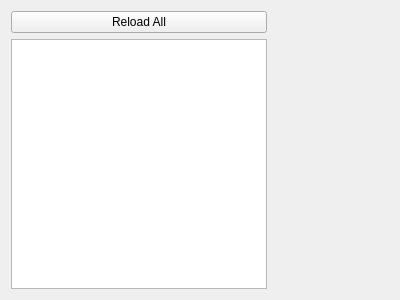
probonopd/QTournament, file ui/ReportsTabWidget.ui: the form before one commit.
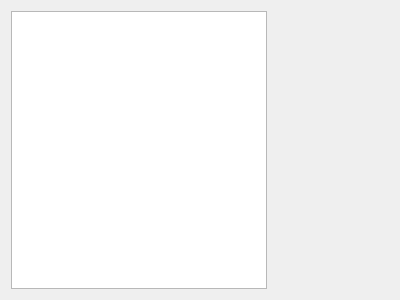
The form after the commit. Custom widgets are drawn as their Qt base class.

Commit message: Removed the "Reload All" button from the ReportsTabWidget

```diff
--- a/ui/ReportsTabWidget.ui
+++ b/ui/ReportsTabWidget.ui
@@ -17,20 +17,7 @@
    <item>
     <layout class="QHBoxLayout" name="horizontalLayout">
      <item>
-      <layout class="QVBoxLayout" name="verticalLayout" stretch="1,0">
-       <item>
-        <widget class="QPushButton" name="btnReload">
-         <property name="sizePolicy">
-          <sizepolicy hsizetype="Minimum" vsizetype="Fixed">
-           <horstretch>1</horstretch>
-           <verstretch>0</verstretch>
-          </sizepolicy>
-         </property>
-         <property name="text">
-          <string>Reload All</string>
-         </property>
-        </widget>
-       </item>
+      <layout class="QVBoxLayout" name="verticalLayout" stretch="0">
        <item>
         <widget class="QTreeWidget" name="repTree">
          <property name="sizePolicy">
```
Left out of the diff: 16 changed lines with no effect on the pictures.
